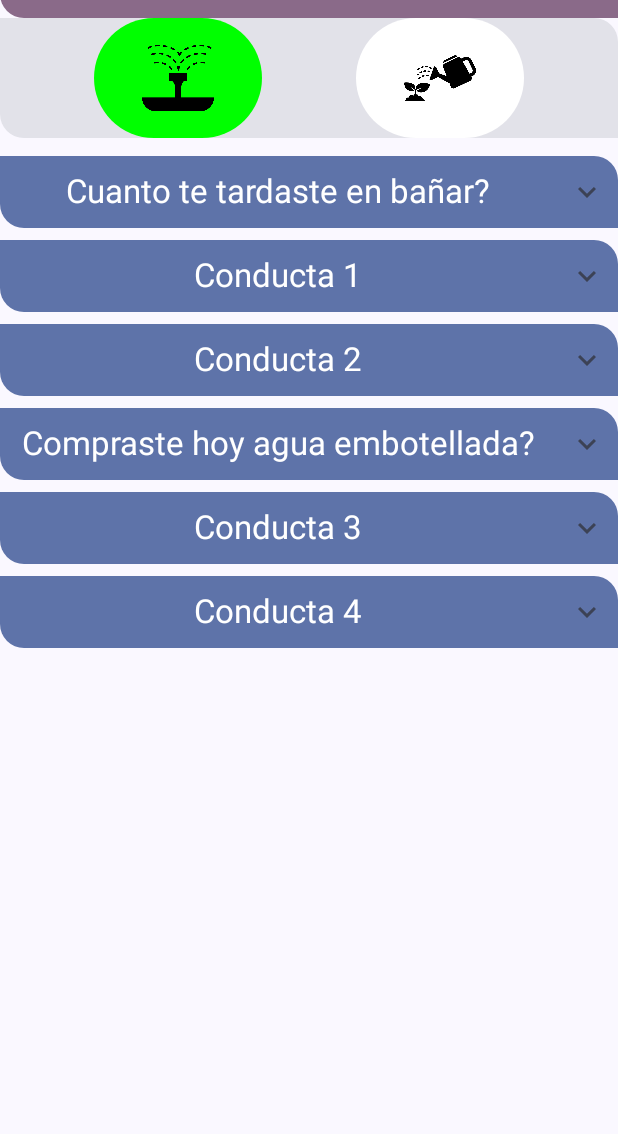
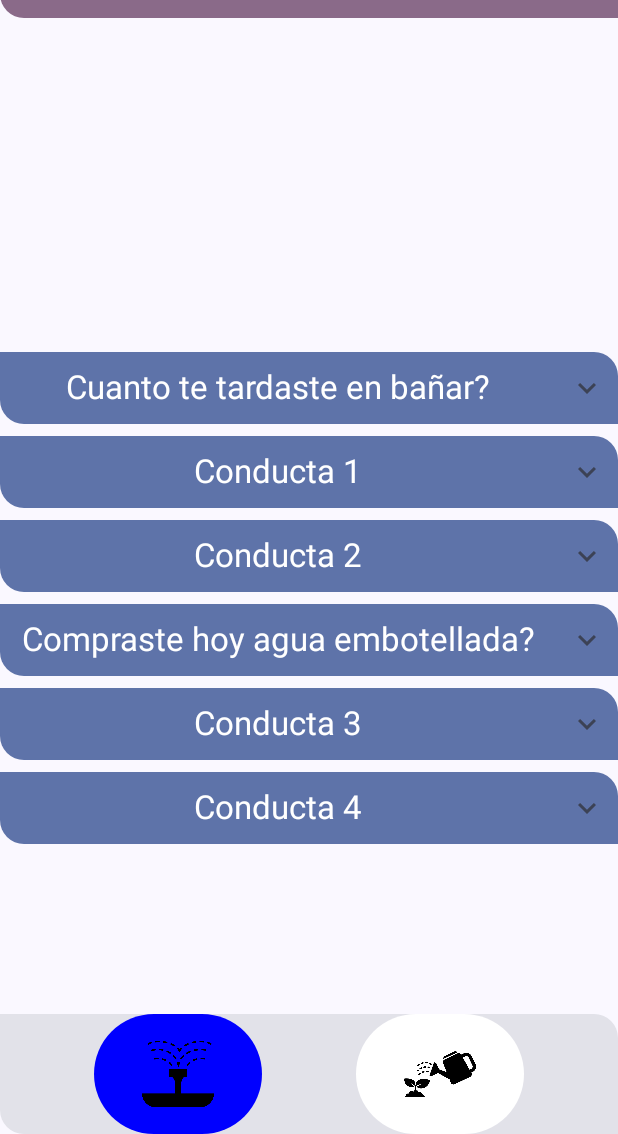
Before and after one commit to rafavela/LitrosDeAgua, an Android app built with Jetpack Compose: the screen it shows after launch (MainActivity), on a phone screen of 412 x 824 dp, the part 102-1236 px from its top. Run offline under Robolectric (Android 15) with nearby library versions, the phone set to English and light mode, and no system bars.

Commit message:
Move navigation layout to the botton of the screen

```diff
--- a/app/src/main/java/com/dragonfruit/litrosdeagua/ui/LitersOfWaterScreen.kt
+++ b/app/src/main/java/com/dragonfruit/litrosdeagua/ui/LitersOfWaterScreen.kt
@@ -34,18 +34,18 @@ fun LitersOfWaterLayout(modifier: Modifier = Modifier){
             modifier =Modifier
                 .fillMaxSize()
                 .padding(innerPadding),
-            verticalArrangement = Arrangement.Top
+            verticalArrangement = Arrangement.SpaceBetween
         ) {
             PointerHeader(consumption = litersOfWaterUiStateUiState.consumptionAmount)
+            Spacer(
+                modifier = Modifier.height(12.dp)
+            )
+            ShowScreen(viewModel, litersOfWaterUiStateUiState)
             NavigationLayout(
                 litersOfWaterUiStateUiState,
                 behaviourClick = {viewModel.showBehavioursScreen()},
                 wateringClick = {viewModel.showWateringScreen()}
             )
-            Spacer(
-                modifier = Modifier.height(12.dp)
-            )
-            ShowScreen(viewModel, litersOfWaterUiStateUiState)
         }
     }
 }
--- a/app/src/main/java/com/dragonfruit/litrosdeagua/ui/LitersOfWaterUiState.kt
+++ b/app/src/main/java/com/dragonfruit/litrosdeagua/ui/LitersOfWaterUiState.kt
@@ -5,7 +5,7 @@ import com.dragonfruit.litrosdeagua.data.BehaviourList
 
 data class LitersOfWaterUiState(
     val litersOfWaterScreen: LitersOfWaterScreen = LitersOfWaterScreen.BEHAVIOUR_SCREEN,
-    val behaviourButtonColor: Color = Color.Green,
+    val behaviourButtonColor: Color = Color.Blue,
     val wateringButtonColor: Color = Color.White,
     val consumptionAmount: Float = 0F,
     val behaviourList: List<Behaviour> = BehaviourList.behaviours,
--- a/app/src/main/java/com/dragonfruit/litrosdeagua/ui/WaterPlantScreen.kt
+++ b/app/src/main/java/com/dragonfruit/litrosdeagua/ui/WaterPlantScreen.kt
@@ -40,11 +40,11 @@ fun WaterPlantLayout(
     }
 
     Column(
-        modifier = Modifier.fillMaxSize(),
+//        modifier = Modifier.fillMaxSize(),
         verticalArrangement = Arrangement.Center,
     ) {
         Card(
-            modifier = Modifier.fillMaxSize(),
+            modifier = Modifier.fillMaxWidth(),
             colors = CardDefaults.cardColors(containerColor = MaterialTheme.colorScheme.primaryContainer),
         ) {
             Text(
```
